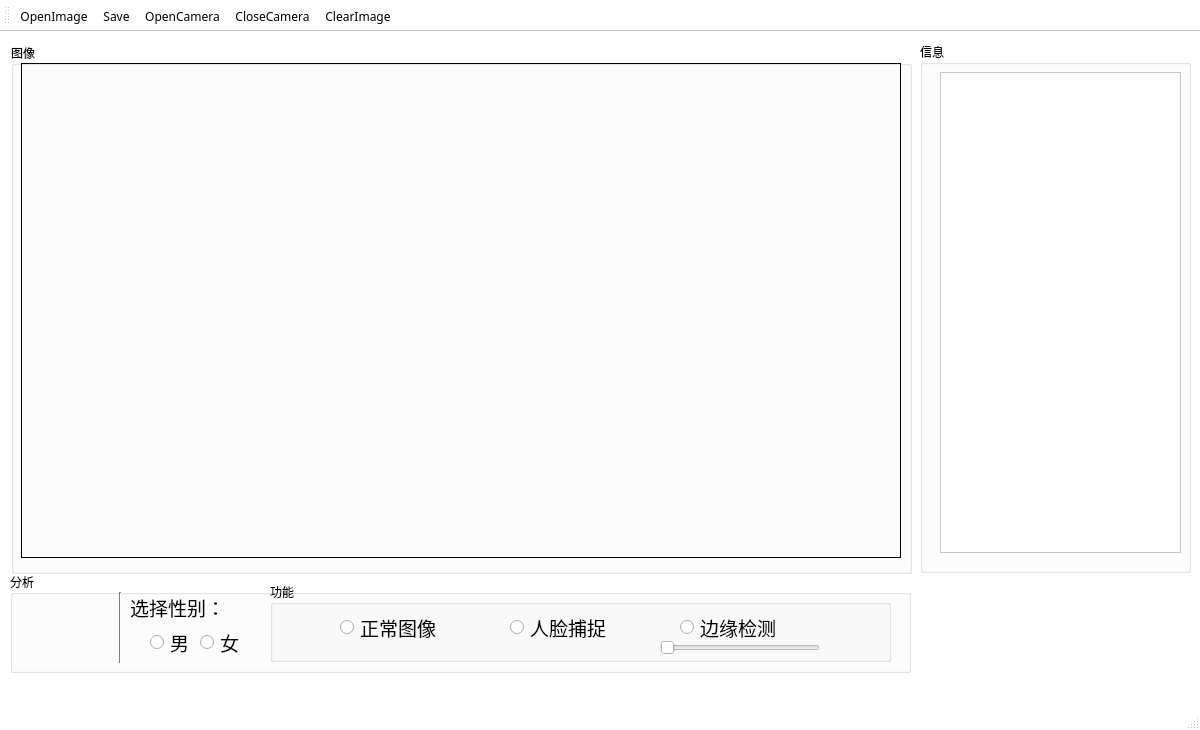
Before: the Qt Designer form GUIDesign.ui in Mitty-Hu/CGproject, drawn with Qt 5.
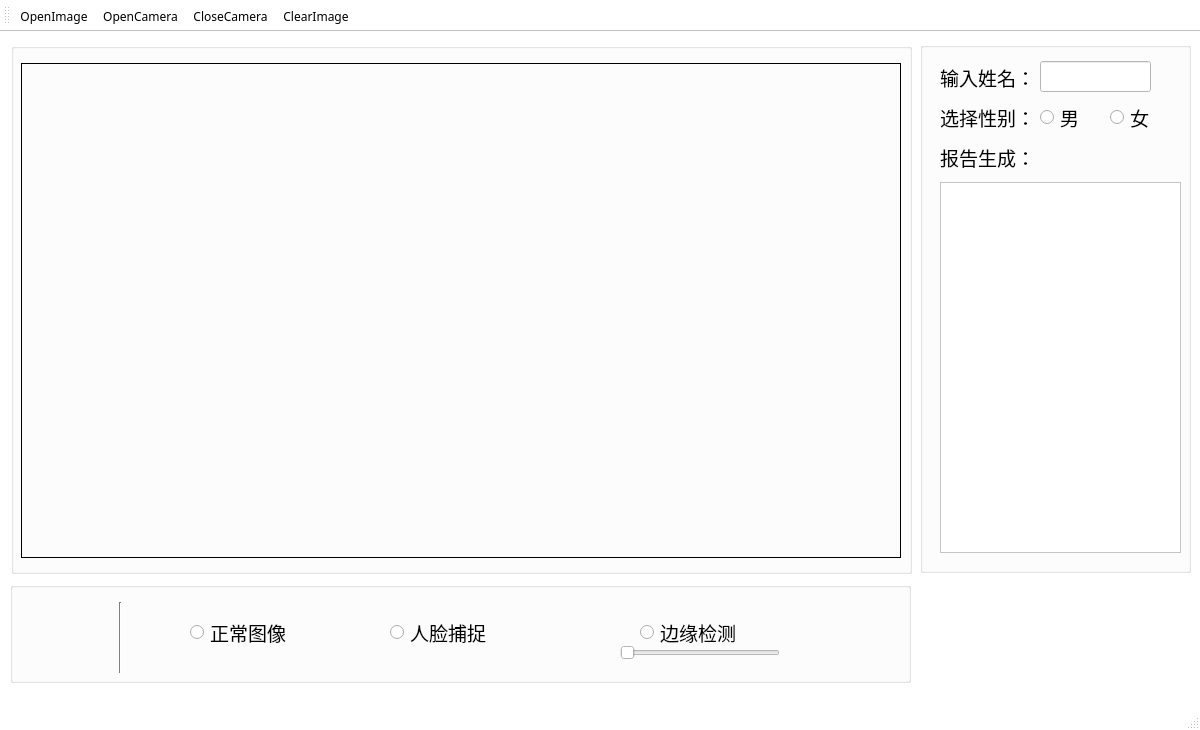
After: the same form once the commit is applied. Icons and pictures are not drawn.

Diff of the .ui file:
```diff
--- a/GUIDesign.ui
+++ b/GUIDesign.ui
@@ -487,7 +487,7 @@
     <property name="geometry">
      <rect>
       <x>10</x>
-      <y>540</y>
+      <y>550</y>
       <width>901</width>
       <height>101</height>
      </rect>
@@ -499,7 +499,7 @@
      </size>
     </property>
     <property name="title">
-     <string>分析</string>
+     <string/>
     </property>
     <widget class="QPushButton" name="button_CaptureAnalyse">
      <property name="geometry">
@@ -560,12 +560,12 @@
       <enum>Qt::Vertical</enum>
      </property>
     </widget>
-    <widget class="QRadioButton" name="radioButton_Male">
+    <widget class="QRadioButton" name="radioButton_NormalImage">
      <property name="geometry">
       <rect>
-       <x>140</x>
-       <y>60</y>
-       <width>41</width>
+       <x>180</x>
+       <y>40</y>
+       <width>101</width>
        <height>21</height>
       </rect>
      </property>
@@ -575,21 +575,15 @@
       </font>
      </property>
      <property name="text">
-      <string>男</string>
+      <string>正常图像</string>
      </property>
-     <property name="iconSize">
-      <size>
-       <width>32</width>
-       <height>32</height>
-      </size>
-     </property>
     </widget>
-    <widget class="QRadioButton" name="radioButton_Female">
+    <widget class="QRadioButton" name="radioButton_FaceTract">
      <property name="geometry">
       <rect>
-       <x>190</x>
-       <y>60</y>
-       <width>41</width>
+       <x>380</x>
+       <y>40</y>
+       <width>101</width>
        <height>21</height>
       </rect>
      </property>
@@ -599,22 +593,16 @@
       </font>
      </property>
      <property name="text">
-      <string>女</string>
+      <string>人脸捕捉</string>
      </property>
-     <property name="iconSize">
-      <size>
-       <width>32</width>
-       <height>32</height>
-      </size>
-     </property>
     </widget>
-    <widget class="QLabel" name="label_SelectGender">
+    <widget class="QRadioButton" name="radioButton_EdgeTract">
      <property name="geometry">
       <rect>
-       <x>120</x>
-       <y>20</y>
-       <width>91</width>
-       <height>31</height>
+       <x>630</x>
+       <y>40</y>
+       <width>101</width>
+       <height>21</height>
       </rect>
      </property>
      <property name="font">
@@ -623,94 +611,30 @@
       </font>
      </property>
      <property name="text">
-      <string>选择性别：</string>
+      <string>边缘检测</string>
      </property>
     </widget>
-    <widget class="QGroupBox" name="groupBox_4">
+    <widget class="QSlider" name="horizontalSlider_EdgeTract">
      <property name="geometry">
       <rect>
-       <x>260</x>
-       <y>10</y>
-       <width>621</width>
-       <height>80</height>
+       <x>610</x>
+       <y>60</y>
+       <width>160</width>
+       <height>22</height>
       </rect>
      </property>
-     <property name="title">
-      <string>功能</string>
+     <property name="cursor">
+      <cursorShape>PointingHandCursor</cursorShape>
      </property>
-     <widget class="QRadioButton" name="radioButton_NormalImage">
-      <property name="geometry">
-       <rect>
-        <x>70</x>
-        <y>35</y>
-        <width>101</width>
-        <height>21</height>
-       </rect>
-      </property>
-      <property name="font">
-       <font>
-        <pointsize>14</pointsize>
-       </font>
-      </property>
-      <property name="text">
-       <string>正常图像</string>
-      </property>
-     </widget>
-     <widget class="QRadioButton" name="radioButton_FaceTract">
-      <property name="geometry">
-       <rect>
-        <x>240</x>
-        <y>35</y>
-        <width>101</width>
-        <height>21</height>
-       </rect>
-      </property>
-      <property name="font">
-       <font>
-        <pointsize>14</pointsize>
-       </font>
-      </property>
-      <property name="text">
-       <string>人脸捕捉</string>
-      </property>
-     </widget>
-     <widget class="QRadioButton" name="radioButton_EdgeTract">
-      <property name="geometry">
-       <rect>
-        <x>410</x>
-        <y>35</y>
-        <width>101</width>
-        <height>21</height>
-       </rect>
-      </property>
-      <property name="font">
-       <font>
-        <pointsize>14</pointsize>
-       </font>
-      </property>
-      <property name="text">
-       <string>边缘检测</string>
-      </property>
-     </widget>
-     <widget class="QSlider" name="horizontalSlider_EdgeTract">
-      <property name="geometry">
-       <rect>
-        <x>390</x>
-        <y>55</y>
-        <width>160</width>
-        <height>22</height>
-       </rect>
-      </property>
-      <property name="minimum">
-       <number>101</number>
-      </property>
-      <property name="maximum">
-       <number>500</number>
-      </property>
-      <property name="orientation">
-       <enum>Qt::Horizontal</enum>
-      </property>
-     </widget>
+     <property name="minimum">
+      <number>51</number>
+     </property>
+     <property name="maximum">
+      <number>500</number>
+     </property>
+     <property name="orientation">
+      <enum>Qt::Horizontal</enum>
+     </property>
     </widget>
    </widget>
    <widget class="QGroupBox" name="groupBox_2">
@@ -735,7 +659,7 @@
      </size>
     </property>
     <property name="title">
-     <string>图像</string>
+     <string/>
     </property>
     <widget class="QLabel" name="label_ShowCamera">
      <property name="geometry">
@@ -773,15 +697,15 @@
      </size>
     </property>
     <property name="title">
-     <string>信息</string>
+     <string/>
     </property>
     <widget class="QTextEdit" name="textEdit_Report">
      <property name="geometry">
       <rect>
        <x>20</x>
-       <y>30</y>
+       <y>140</y>
        <width>241</width>
-       <height>481</height>
+       <height>371</height>
       </rect>
      </property>
      <property name="font">
@@ -789,6 +713,164 @@
        <pointsize>10</pointsize>
       </font>
      </property>
+     <property name="cursor" stdset="0">
+      <cursorShape>IBeamCursor</cursorShape>
+     </property>
+    </widget>
+    <widget class="QLabel" name="label_SelectGender">
+     <property name="geometry">
+      <rect>
+       <x>20</x>
+       <y>60</y>
+       <width>91</width>
+       <height>31</height>
+      </rect>
+     </property>
+     <property name="font">
+      <font>
+       <pointsize>14</pointsize>
+      </font>
+     </property>
+     <property name="text">
+      <string>选择性别：</string>
+     </property>
+    </widget>
+    <widget class="QRadioButton" name="radioButton_Male">
+     <property name="geometry">
+      <rect>
+       <x>120</x>
+       <y>65</y>
+       <width>41</width>
+       <height>21</height>
+      </rect>
+     </property>
+     <property name="font">
+      <font>
+       <pointsize>14</pointsize>
+      </font>
+     </property>
+     <property name="text">
+      <string>男</string>
+     </property>
+     <property name="iconSize">
+      <size>
+       <width>32</width>
+       <height>32</height>
+      </size>
+     </property>
+    </widget>
+    <widget class="QRadioButton" name="radioButton_Female">
+     <property name="geometry">
+      <rect>
+       <x>190</x>
+       <y>65</y>
+       <width>41</width>
+       <height>21</height>
+      </rect>
+     </property>
+     <property name="font">
+      <font>
+       <pointsize>14</pointsize>
+      </font>
+     </property>
+     <property name="text">
+      <string>女</string>
+     </property>
+     <property name="iconSize">
+      <size>
+       <width>32</width>
+       <height>32</height>
+      </size>
+     </property>
+    </widget>
+    <widget class="QLabel" name="label_UserName">
+     <property name="geometry">
+      <rect>
+       <x>20</x>
+       <y>20</y>
+       <width>91</width>
+       <height>31</height>
+      </rect>
+     </property>
+     <property name="font">
+      <font>
+       <pointsize>14</pointsize>
+      </font>
+     </property>
+     <property name="text">
+      <string>输入姓名：</string>
+     </property>
+    </widget>
+    <widget class="QLabel" name="label_ReportOutput">
+     <property name="geometry">
+      <rect>
+       <x>20</x>
+       <y>100</y>
+       <width>91</width>
+       <height>31</height>
+      </rect>
+     </property>
+     <property name="font">
+      <font>
+       <pointsize>14</pointsize>
+      </font>
+     </property>
+     <property name="text">
+      <string>报告生成：</string>
+     </property>
+    </widget>
+    <widget class="QPushButton" name="button_SaveReport">
+     <property name="geometry">
+      <rect>
+       <x>120</x>
+       <y>90</y>
+       <width>48</width>
+       <height>48</height>
+      </rect>
+     </property>
+     <property name="cursor">
+      <cursorShape>PointingHandCursor</cursorShape>
+     </property>
+     <property name="styleSheet">
+      <string notr="true">border:none;
+color:gray;
+font-size:12px;
+height:40px;
+padding-left:5px;
+padding-right:10px;</string>
+     </property>
+     <property name="text">
+      <string/>
+     </property>
+     <property name="icon">
+      <iconset>
+       <normaloff>icon/icons8-save-96.png</normaloff>icon/icons8-save-96.png</iconset>
+     </property>
+     <property name="iconSize">
+      <size>
+       <width>48</width>
+       <height>48</height>
+      </size>
+     </property>
+    </widget>
+    <widget class="QLineEdit" name="lineEdit_UserName">
+     <property name="geometry">
+      <rect>
+       <x>120</x>
+       <y>19</y>
+       <width>111</width>
+       <height>31</height>
+      </rect>
+     </property>
+     <property name="font">
+      <font>
+       <weight>50</weight>
+       <italic>false</italic>
+       <bold>false</bold>
+       <underline>false</underline>
+       <kerning>true</kerning>
+      </font>
+     </property>
     </widget>
    </widget>
    <widget class="QLabel" name="label_SJTUlogo">
@@ -842,7 +924,6 @@
     <bool>false</bool>
    </attribute>
    <addaction name="actionOpenImage"/>
-   <addaction name="actionSave"/>
    <addaction name="actionOpenCamera"/>
    <addaction name="actionCloseCamera"/>
    <addaction name="actionClearImage"/>
```
Left out of the diff: 4 changed lines with no effect on the pictures.
